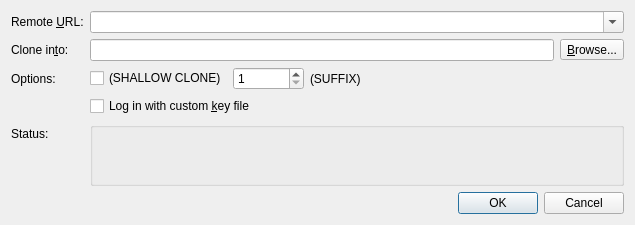
This is gitfourchette/forms/clonedialog.ui in weblate/gitfourchette as Qt 5 draws it before an edit. The edited form follows.
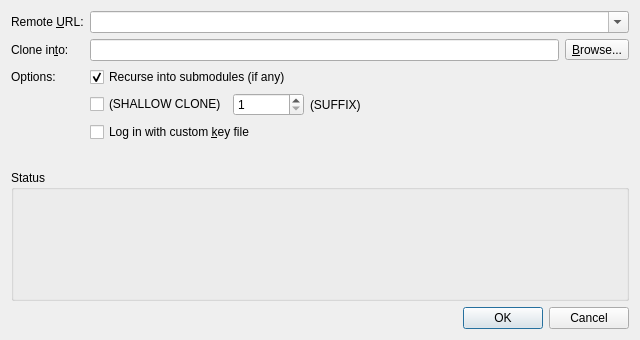
This is the edited form. Custom widgets are drawn as their Qt base class.

Commit message: Recurse into submodules

The edit to the form file:
```diff
--- a/gitfourchette/forms/clonedialog.ui
+++ b/gitfourchette/forms/clonedialog.ui
@@ -12,8 +12,8 @@
    <rect>
     <x>0</x>
     <y>0</y>
-    <width>635</width>
-    <height>225</height>
+    <width>640</width>
+    <height>340</height>
    </rect>
   </property>
   <property name="sizePolicy">
@@ -99,6 +99,16 @@
     </widget>
    </item>
    <item row="2" column="1">
+    <widget class="QCheckBox" name="recurseSubmodulesCheckBox">
+     <property name="text">
+      <string>Recurse into submodules (if any)</string>
+     </property>
+     <property name="checked">
+      <bool>true</bool>
+     </property>
+    </widget>
+   </item>
+   <item row="3" column="1">
     <layout class="QHBoxLayout" name="shallowCloneLayout">
      <item>
       <widget class="QCheckBox" name="shallowCloneCheckBox">
@@ -141,30 +151,39 @@
      </item>
     </layout>
    </item>
-   <item row="3" column="1">
+   <item row="4" column="1">
     <widget class="KeyFilePickerCheckBox" name="keyFilePicker">
      <property name="text">
       <string>Log in with custom &amp;key file</string>
      </property>
     </widget>
    </item>
-   <item row="4" column="0">
-    <widget class="QLabel" name="statusLabel">
-     <property name="text">
-      <string>Status:</string>
+   <item row="5" column="1">
+    <spacer name="verticalSpacer">
+     <property name="orientation">
+      <enum>Qt::Orientation::Vertical</enum>
      </property>
-    </widget>
+     <property name="sizeType">
+      <enum>QSizePolicy::Policy::Fixed</enum>
+     </property>
+     <property name="sizeHint" stdset="0">
+      <size>
+       <width>20</width>
+       <height>16</height>
+      </size>
+     </property>
+    </spacer>
    </item>
-   <item row="4" column="1">
+   <item row="6" column="0" colspan="2">
     <widget class="QGroupBox" name="statusGroupBox">
      <property name="sizePolicy">
       <sizepolicy hsizetype="Expanding" vsizetype="Expanding">
        <horstretch>0</horstretch>
-       <verstretch>0</verstretch>
+       <verstretch>1</verstretch>
       </sizepolicy>
      </property>
      <property name="title">
-      <string/>
+      <string>Status</string>
      </property>
      <layout class="QVBoxLayout" name="verticalLayout">
       <property name="leftMargin">
@@ -185,7 +204,7 @@
      </layout>
     </widget>
    </item>
-   <item row="5" column="1">
+   <item row="7" column="1">
     <widget class="QDialogButtonBox" name="buttonBox">
      <property name="orientation">
       <enum>Qt::Orientation::Horizontal</enum>
```
The commit also changes 4 other files.
